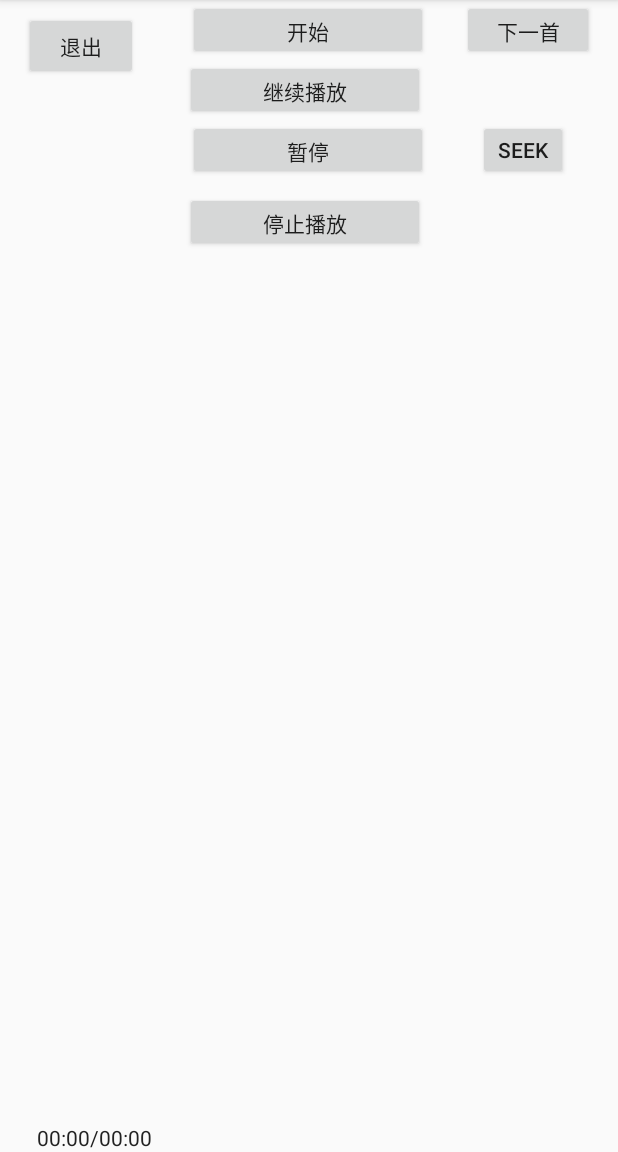
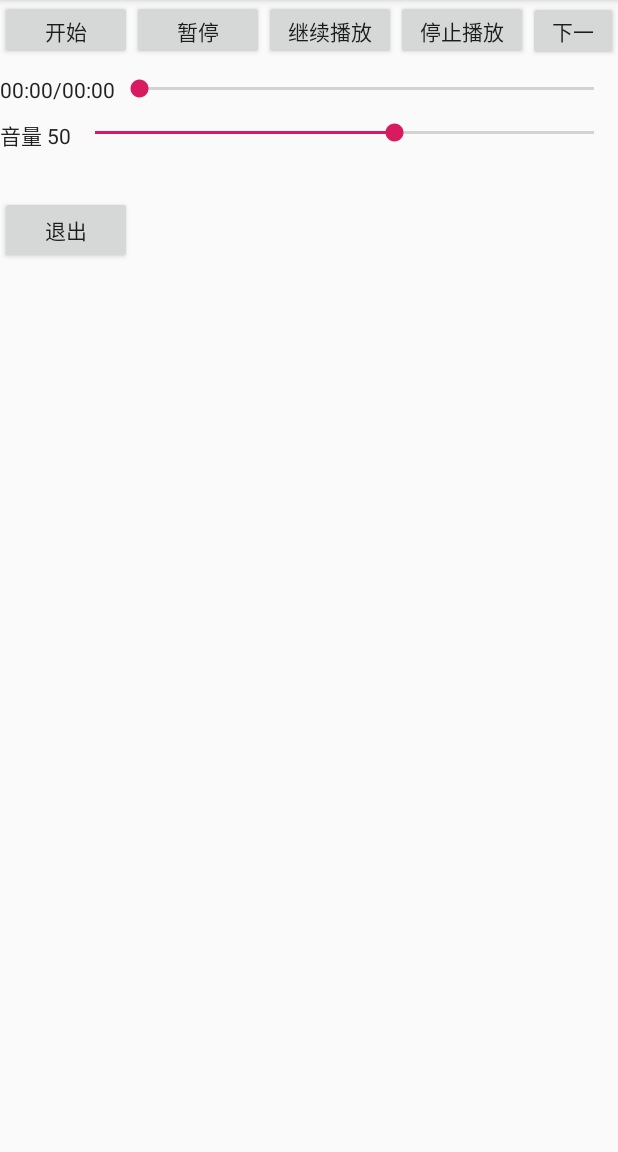
Before and after one commit to kfrepo/FFmusic, an Android app: the screen it shows after launch (MainActivity), on a phone screen of 412 x 824 dp, the part 84-1236 px from its top. Run offline under Robolectric (Android 15) with nearby library versions, the phone set to English and light mode, and no system bars; 9 statements that could not run were skipped.

Commit message:
add time seetbar

```diff
--- a/app/src/main/java/com/wguet/ffmusic/MainActivity.java
+++ b/app/src/main/java/com/wguet/ffmusic/MainActivity.java
@@ -7,6 +7,7 @@ import android.support.v7.app.AppCompatActivity;
 
 import android.view.View;
 import android.widget.Button;
+import android.widget.SeekBar;
 import android.widget.TextView;
 import android.widget.Toast;
 
@@ -21,6 +22,8 @@ import com.wguet.myplayer.player.FFPlayer;
 import com.wguet.myplayer.util.LogUtil;
 import com.wguet.myplayer.util.TimeUtil;
 
+import java.lang.ref.WeakReference;
+
 
 /**
  * @author wangmh
@@ -28,7 +31,7 @@ import com.wguet.myplayer.util.TimeUtil;
  */
 public class MainActivity extends AppCompatActivity {
 
-    private static final String TAG = MainActivity.class.getName();
+    private static final String TAG = "MainActivity";
 
     private FFPlayer ffPlayer;
 
@@ -36,18 +39,28 @@ public class MainActivity extends AppCompatActivity {
     private Button btPause;
     private Button btResume;
     private Button btStop;
-    private Button btSeek;
+    private Button btNext;
+
     private Button btFinish;
-    private Button btNext;
     private TextView tvPlayTime;
+
+    private SeekBar timeSeek;
+    private SeekBar volumeSeek;
+
+    private int currentTime;
+    private int currentVolume;
+
+    private MyHandler myHandler;
 
     @Override
     protected void onCreate(Bundle savedInstanceState) {
         super.onCreate(savedInstanceState);
         setContentView(R.layout.activity_main);
 
-        viewInit();
+        initCallBack();
 
+        initView();
+        myHandler = new MyHandler(this);
 
 //        Demo demo;
 //        demo = new Demo();
@@ -79,16 +92,103 @@ public class MainActivity extends AppCompatActivity {
     }
 
 
-    private void viewInit() {
+    private void initView() {
 
         btStartPlay = (Button) findViewById(R.id.bt_start);
         btPause = (Button) findViewById(R.id.bt_pause);
         btResume = (Button) findViewById(R.id.bt_resume);
         btStop = (Button) findViewById(R.id.bt_stop);
-        btSeek = (Button) findViewById(R.id.bt_seek);
         btFinish= (Button) findViewById(R.id.bt_finish);
         tvPlayTime = (TextView) findViewById(R.id.tv_playtime);
         btNext = (Button) findViewById(R.id.bt_next);
+
+        timeSeek = findViewById(R.id.audio_seek_sb);
+        volumeSeek = findViewById(R.id.audio_volume_sb);
+
+        //开始
+        btStartPlay.setOnClickListener(new View.OnClickListener() {
+            @Override
+            public void onClick(View view) {
+                //ffPlayer.setSource("/mnt/sdcard/Music/mydream.mp3");
+                ffPlayer.setSource("http://mpge.5nd.com/2015/2015-11-26/69708/1.mp3");
+                ffPlayer.prepared();
+            }
+        });
+
+        btPause.setOnClickListener(new View.OnClickListener() {
+            @Override
+            public void onClick(View v) {
+                ffPlayer.pause();
+            }
+        });
+
+        btResume.setOnClickListener(new View.OnClickListener() {
+            @Override
+            public void onClick(View v) {
+                ffPlayer.resume();
+            }
+        });
+
+        btStop.setOnClickListener(new View.OnClickListener() {
+            @Override
+            public void onClick(View v) {
+                ffPlayer.stop();
+            }
+        });
+
+        //退出应用
+        btFinish.setOnClickListener(new View.OnClickListener() {
+            @Override
+            public void onClick(View v) {
+                android.os.Process.killProcess(android.os.Process.myPid());
+            }
+        });
+
+        //下一首
+        btNext.setOnClickListener(new View.OnClickListener(){
+            @Override
+            public void onClick(View v) {
+                ffPlayer.playNext("http://ngcdn001.cnr.cn/live/zgzs/index.m3u8");
+            }
+        });
+
+        timeSeek.setOnSeekBarChangeListener(new SeekBar.OnSeekBarChangeListener() {
+            @Override
+            public void onProgressChanged(SeekBar seekBar, int progress, boolean fromUser) {
+                currentTime = ffPlayer.getDuration() * progress /100;
+            }
+
+            @Override
+            public void onStartTrackingTouch(SeekBar seekBar) {
+
+            }
+
+            @Override
+            public void onStopTrackingTouch(SeekBar seekBar) {
+
+            }
+        });
+
+        volumeSeek.setOnSeekBarChangeListener(new SeekBar.OnSeekBarChangeListener() {
+            @Override
+            public void onProgressChanged(SeekBar seekBar, int progress, boolean fromUser) {
+
+            }
+
+            @Override
+            public void onStartTrackingTouch(SeekBar seekBar) {
+
+            }
+
+            @Override
+            public void onStopTrackingTouch(SeekBar seekBar) {
+
+            }
+        });
+    }
+
+
+    private void initCallBack(){
 
         ffPlayer = new FFPlayer();
         ffPlayer.setPreparedListener(new FFOnPreparedListener() {
@@ -128,7 +228,7 @@ public class MainActivity extends AppCompatActivity {
                 Message message = Message.obtain();
                 message.what = 1;
                 message.obj = timeInfo;
-                handler.sendMessage(message);
+                myHandler.sendMessage(message);
             }
         });
 
@@ -157,86 +257,39 @@ public class MainActivity extends AppCompatActivity {
                 });
             }
         });
-
-        //开始
-        btStartPlay.setOnClickListener(new View.OnClickListener() {
-            @Override
-            public void onClick(View view) {
-                //ffPlayer.setSource("/mnt/sdcard/Music/mydream.mp3");
-                //ffPlayer.setSource("http://m10.music.126.net/20201123140618/be597c0be30186de19d5fbcf8798dac8/ymusic/e33e/ce89/f6b0/03021c4140edc953808280ac78bd35be.mp3");
-                ffPlayer.setSource("http://mpge.5nd.com/2015/2015-11-26/69708/1.mp3");
-                ffPlayer.prepared();
-            }
-        });
-
-        btPause.setOnClickListener(new View.OnClickListener() {
-            @Override
-            public void onClick(View v) {
-                ffPlayer.pause();
-            }
-        });
-
-        btResume.setOnClickListener(new View.OnClickListener() {
-            @Override
-            public void onClick(View v) {
-                ffPlayer.resume();
-            }
-        });
-
-        btStop.setOnClickListener(new View.OnClickListener() {
-            @Override
-            public void onClick(View v) {
-                ffPlayer.stop();
-            }
-        });
-
-        btSeek.setOnClickListener(new View.OnClickListener() {
-            @Override
-            public void onClick(View v) {
-                ffPlayer.seek(190);
-            }
-        });
-
-        btFinish.setOnClickListener(new View.OnClickListener() {
-            @Override
-            public void onClick(View v) {
-                android.os.Process.killProcess(android.os.Process.myPid());
-            }
-        });
-
-        //下一首
-        btNext.setOnClickListener(new View.OnClickListener(){
-
-            @Override
-            public void onClick(View v) {
-                ffPlayer.playNext("http://ngcdn001.cnr.cn/live/zgzs/index.m3u8");
-//                ffPlayer.playNext("http://mpge.5nd.com/2015/2015-11-26/69708/1.mp3");
-            }
-        });
     }
 
-    Handler handler = new Handler(){
+    private static class MyHandler extends Handler {
+
+        private WeakReference<MainActivity> mInstance;
+        public MyHandler(MainActivity activity){
+            this.mInstance = new WeakReference<>(activity);
+        }
+
         @Override
         public void handleMessage(Message message){
             super.handleMessage(message);
 
+            MainActivity activity = mInstance == null ? null : mInstance.get();
+            //如果Activity被释放回收了，则不处理这些消息
+            if (activity == null || activity.isFinishing()) {
+                return;
+            }
             switch (message.what){
                 case 1:{
                     TimeInfoBean time = (TimeInfoBean) message.obj;
-                    tvPlayTime.setText(TimeUtil.secondsToDateFormat(time.getTotalTime(), time.getTotalTime())
+                    activity.tvPlayTime.setText(TimeUtil.secondsToDateFormat(time.getTotalTime(), time.getTotalTime())
                             + "/" + TimeUtil.secondsToDateFormat(time.getCurrentTime(), time.getTotalTime()));
-                    break;
-                }
-                case 2:{
+                    activity.timeSeek.setProgress(time.getCurrentTime()/time.getTotalTime()*100);
                     break;
                 }
                 default:{
                     break;
                 }
             }
+        }
+    }
 
-        }
-    };
 
 
 }
--- a/app/src/main/res/layout/activity_main.xml
+++ b/app/src/main/res/layout/activity_main.xml
@@ -1,5 +1,5 @@
 <?xml version="1.0" encoding="utf-8"?>
-<android.support.constraint.ConstraintLayout xmlns:android="http://schemas.android.com/apk/res/android"
+<RelativeLayout xmlns:android="http://schemas.android.com/apk/res/android"
     xmlns:app="http://schemas.android.com/apk/res-auto"
     xmlns:tools="http://schemas.android.com/tools"
     android:layout_width="match_parent"
@@ -7,105 +7,95 @@
     tools:context=".MainActivity">
 
 
-    <Button
-        android:id="@+id/bt_start"
-        android:layout_width="160dp"
-        android:layout_height="40dp"
-        android:layout_marginStart="8dp"
-        android:layout_marginTop="0dp"
-        android:layout_marginEnd="8dp"
-        android:text="开始"
-        app:layout_constraintEnd_toEndOf="parent"
-        app:layout_constraintHorizontal_bias="0.498"
-        app:layout_constraintStart_toStartOf="parent"
-        app:layout_constraintTop_toTopOf="parent"
-        app:layout_constraintVertical_bias="0.012" />
+    <LinearLayout
+        android:id="@+id/title_ll"
+        android:layout_width="wrap_content"
+        android:layout_height="wrap_content"
+        android:orientation="horizontal">
 
-    <Button
-        android:id="@+id/bt_next"
-        android:layout_width="wrap_content"
-        android:layout_height="40dp"
-        android:layout_marginStart="8dp"
-        android:layout_marginEnd="8dp"
-        android:text="下一首"
-        app:layout_constraintBottom_toTopOf="@+id/bt_finish"
-        app:layout_constraintEnd_toEndOf="parent"
-        app:layout_constraintHorizontal_bias="0.973"
-        app:layout_constraintStart_toStartOf="parent"
-        app:layout_constraintTop_toTopOf="parent"
-        app:layout_constraintVertical_bias="0.0" />
+        <Button
+            android:id="@+id/bt_start"
+            android:layout_width="wrap_content"
+            android:layout_height="40dp"
+            android:text="开始" />
 
-    <Button
-        android:id="@+id/bt_resume"
-        android:layout_width="160dp"
-        android:layout_height="40dp"
-        android:layout_marginStart="8dp"
-        android:layout_marginEnd="8dp"
-        android:text="继续播放"
-        app:layout_constraintEnd_toEndOf="parent"
-        app:layout_constraintHorizontal_bias="0.488"
-        app:layout_constraintStart_toStartOf="parent"
-        app:layout_constraintTop_toBottomOf="@+id/bt_start" />
+        <Button
+            android:id="@+id/bt_pause"
+            android:layout_width="wrap_content"
+            android:layout_height="40dp"
+            android:text="暂停"
+            android:layout_below="@+id/bt_next"/>
 
-    <Button
-        android:id="@+id/bt_pause"
-        android:layout_width="160dp"
-        android:layout_height="40dp"
-        android:layout_marginStart="8dp"
-        android:layout_marginEnd="8dp"
-        android:text="暂停"
-        app:layout_constraintEnd_toEndOf="parent"
-        app:layout_constraintHorizontal_bias="0.497"
-        app:layout_constraintStart_toStartOf="parent"
-        app:layout_constraintTop_toBottomOf="@+id/bt_resume" />
+        <Button
+            android:id="@+id/bt_resume"
+            android:layout_width="wrap_content"
+            android:layout_height="40dp"
+            android:text="继续播放" />
 
-    <Button
-        android:id="@+id/bt_seek"
-        android:layout_width="60dp"
-        android:layout_height="40dp"
-        android:layout_marginStart="8dp"
-        android:layout_marginEnd="8dp"
-        android:text="seek"
-        app:layout_constraintEnd_toEndOf="parent"
-        app:layout_constraintStart_toEndOf="@+id/bt_pause"
-        app:layout_constraintTop_toBottomOf="@+id/bt_resume" />
+        <Button
+            android:id="@+id/bt_stop"
+            android:layout_width="wrap_content"
+            android:layout_height="40dp"
+            android:text="停止播放"
+            android:layout_below="@+id/bt_resume"/>
 
-    <Button
-        android:id="@+id/bt_stop"
-        android:layout_width="160dp"
-        android:layout_height="40dp"
-        android:layout_marginStart="8dp"
-        android:layout_marginTop="8dp"
-        android:layout_marginEnd="8dp"
-        android:text="停止播放"
-        app:layout_constraintEnd_toEndOf="parent"
-        app:layout_constraintHorizontal_bias="0.489"
-        app:layout_constraintStart_toStartOf="parent"
-        app:layout_constraintTop_toBottomOf="@+id/bt_pause" />
+        <Button
+            android:id="@+id/bt_next"
+            android:layout_width="wrap_content"
+            android:layout_height="40dp"
+            android:text="下一首" />
+    </LinearLayout>
+
+    <!-- 时间进度 -->
+    <LinearLayout
+        android:id="@+id/audio_seek_ll"
+        android:layout_width="match_parent"
+        android:layout_height="wrap_content"
+        android:layout_below="@+id/title_ll"
+        android:layout_marginTop="10dp" >
+
+        <TextView
+            android:id="@+id/tv_playtime"
+            android:layout_width="wrap_content"
+            android:layout_height="wrap_content"
+            android:text="00:00/00:00"
+            android:textColor="#222222" />
+        <SeekBar
+            android:id="@+id/audio_seek_sb"
+            android:layout_width="match_parent"
+            android:layout_height="wrap_content"
+            android:max="100"/>
+    </LinearLayout>
+
+    <!-- 音量 -->
+    <LinearLayout
+        android:id="@+id/audio_volume_ll"
+        android:layout_width="match_parent"
+        android:layout_height="wrap_content"
+        android:layout_below="@+id/audio_seek_ll"
+        android:layout_marginTop="10dp">
+
+        <TextView
+            android:id="@+id/audio_volume_tv"
+            android:layout_width="wrap_content"
+            android:layout_height="wrap_content"
+            android:text="音量 50"
+            android:textColor="#222222" />
+        <SeekBar
+            android:id="@+id/audio_volume_sb"
+            android:layout_width="match_parent"
+            android:layout_height="wrap_content"
+            android:max="100"
+            android:progress="60" />
+    </LinearLayout>
+
 
     <Button
         android:id="@+id/bt_finish"
-        android:layout_width="76dp"
+        android:layout_width="wrap_content"
         android:layout_height="45dp"
-        android:layout_marginStart="8dp"
-        android:layout_marginTop="8dp"
-        android:layout_marginEnd="8dp"
+        android:layout_marginTop="30dp"
         android:text="退出"
-        app:layout_constraintEnd_toStartOf="@+id/bt_start"
-        app:layout_constraintHorizontal_bias="0.242"
-        app:layout_constraintStart_toStartOf="parent"
-        app:layout_constraintTop_toTopOf="parent" />
+        android:layout_below="@+id/audio_volume_ll"/>
 
-    <TextView
-        android:id="@+id/tv_playtime"
-        android:layout_width="wrap_content"
-        android:layout_height="wrap_content"
-        android:layout_marginStart="8dp"
-        android:layout_marginEnd="8dp"
-        android:text="00:00/00:00"
-        android:textColor="#222222"
-        app:layout_constraintBottom_toBottomOf="parent"
-        app:layout_constraintEnd_toStartOf="@+id/bt_pause"
-        app:layout_constraintStart_toStartOf="parent" />
-
-</android.support.constraint.ConstraintLayout>
+</RelativeLayout>
--- a/myplayer/src/main/java/com/wguet/myplayer/player/FFPlayer.java
+++ b/myplayer/src/main/java/com/wguet/myplayer/player/FFPlayer.java
@@ -14,7 +14,6 @@ import com.wguet.myplayer.util.LogUtil;
 /**
  * @author workw
  */
-@SuppressWarnings({"ALL", "AlibabaAvoidManuallyCreateThread"})
 public class FFPlayer {
 
     private static final String TAG = FFPlayer.class.getName();
@@ -133,6 +132,12 @@ public class FFPlayer {
         stop();
     }
 
+    public int getDuration() {
+        int duration = jniDuration();
+        LogUtil.d("音频时长 " + duration);
+        return duration;
+    }
+
     /**
      * c++回调java的方法
      */
@@ -190,4 +195,6 @@ public class FFPlayer {
     private native void jniStop();
     private native void jniSeek(int seconds);
 
+    private native int jniDuration();
+
 }
```
Also changed, not shown: 1 other file.
